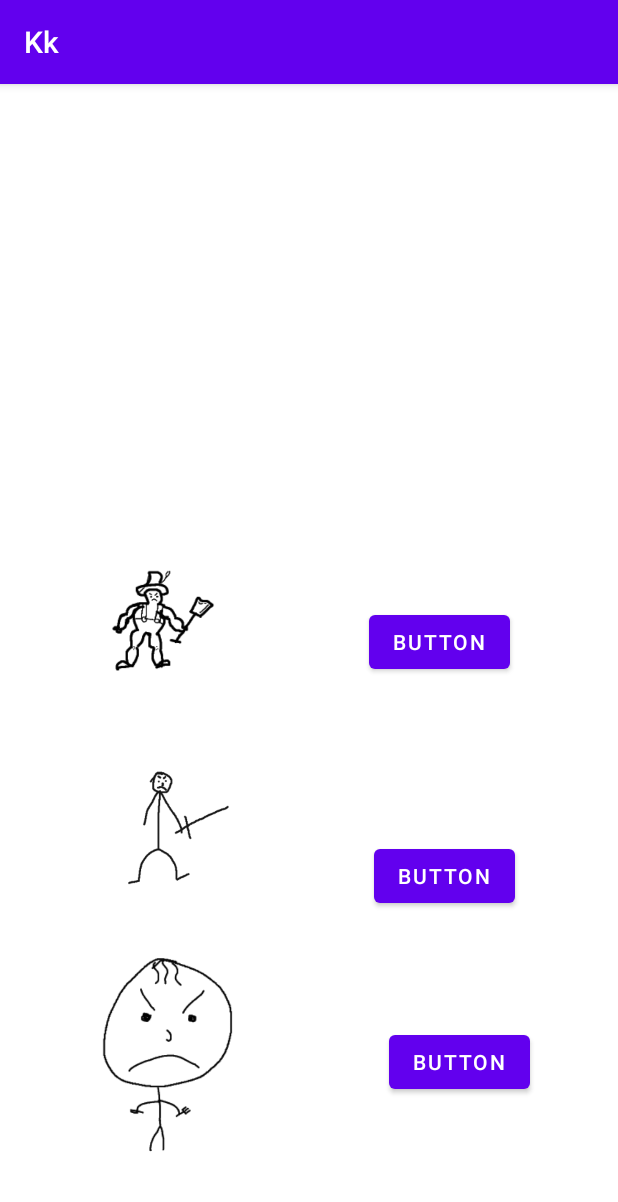
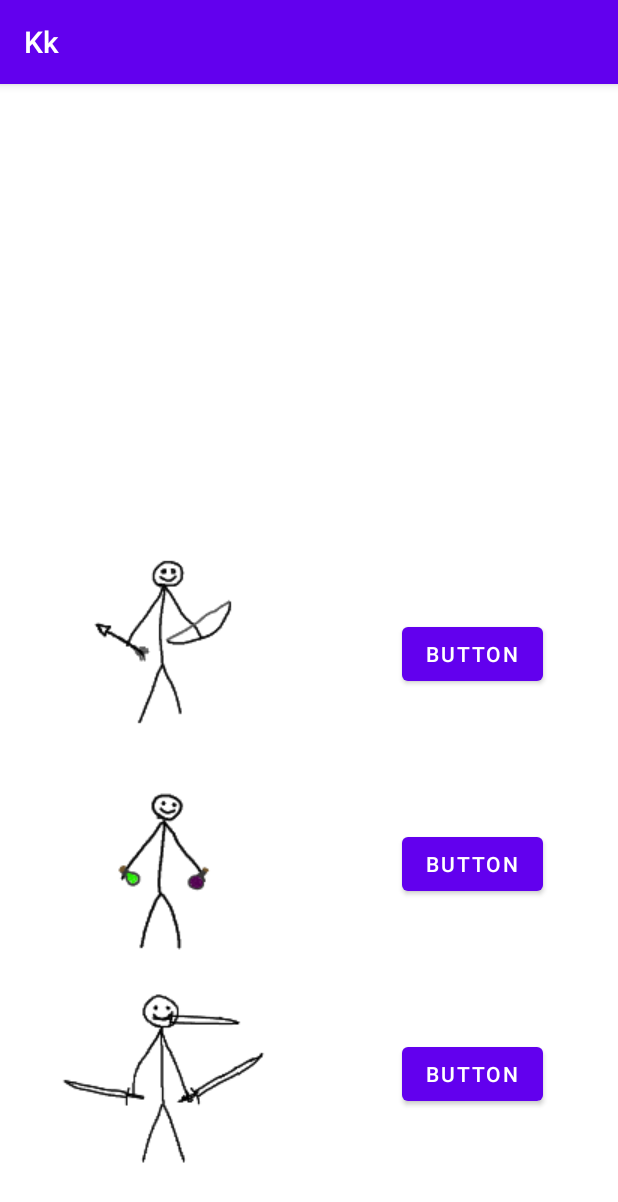
Before and after one commit to moxe228/Kk, an Android app: the shopPartners screen opened directly, with no data from a screen before it, on a phone screen of 412 x 824 dp. Shown: the top 1202 px of the screen. Run offline under Robolectric (Android 15) with nearby library versions, the light colour scheme and no system bars.

Commit message:
Initial commit

```diff
--- a/app/src/main/java/com/example/kk/MainActivity.kt
+++ b/app/src/main/java/com/example/kk/MainActivity.kt
@@ -35,7 +35,6 @@ public class MainActivity : AppCompatActivity() {
 
         val money: TextView = findViewById(R.id.money)
         val enemy: ImageButton = findViewById(R.id.enemy)
-
         val Hp: ProgressBar = findViewById(R.id.progressBarHp)
         val stringHp: TextView = findViewById(R.id.stringHp)
 
--- a/app/src/main/java/com/example/kk/MainFun.kt
+++ b/app/src/main/java/com/example/kk/MainFun.kt
@@ -13,17 +13,20 @@ private var revardBoss = 0
 public var lastTexture = 0
 
 public fun whoNext(boss: Boolean): Int{
-    val enemyOne = listOf(R.drawable.s, R.drawable.smile, R.drawable.qq)
-    val enemtTwo = listOf(R.drawable.unnamed)
+    val enemyOne = listOf(R.drawable.e11, R.drawable.e12, R.drawable.e13)
+    val enemtTwo = listOf(R.drawable.s, R.drawable.smile, R.drawable.qq)
+    val enemyThree = listOf(R.drawable.e31, R.drawable.e32, R.drawable.e33)
     if (!boss) {
         when{
             lvl in 0..1 -> return enemyOne.random()
             lvl in 2..3 -> return enemtTwo.random()
+            lvl in 4..5 -> return enemyThree.random()
         }
     } else {
         when{
-            lvl in 0..1 -> return R.drawable.boss
+            lvl in 0..1 -> return R.drawable.b11
             lvl in 2..3 -> return R.drawable.boss
+            lvl in 4..5 -> return R.drawable.unnamed
         }
     }
     return 0
@@ -43,6 +46,12 @@ public fun hpAndRevard(){
             hpBoss = 30
             revardMob = 2
             revardBoss = 20
+        }
+        lvl in 4..5 -> {
+            hpMob = 20
+            hpBoss = 40
+            revardMob = 3
+            revardBoss = 30
         }
     }
 }
@@ -70,15 +79,14 @@ public fun onClick(
     money: TextView,
     stringHp: TextView
 ) {
-    lastTexture = if(boss == 5) whoNext(true) else whoNext(false)
     if (boss == 5) {
-        fight(damage, hpBoss, revardBoss, Hp, enemy, lastTexture)
+        fight(damage, hpBoss, revardBoss, Hp, enemy, whoNext(true))
         if (totalHp <= 0) {
             boss = 0
             lvl++
         }
     } else {
-        fight(damage, hpMob, revardMob, Hp, enemy, lastTexture)
+        fight(damage, hpMob, revardMob, Hp, enemy, whoNext(false))
         if (totalHp <= 0) boss++
     }
     if (totalHp <= 0) money.text = "$wallet"
@@ -100,6 +108,7 @@ private fun fight(
         wallet += revardMob
         totalHp = hpMob
         Hp.max = hpMob
+        lastTexture = textures
         enemy.setImageResource(textures)
     }
 }
--- a/app/src/main/java/com/example/kk/shopPartners.kt
+++ b/app/src/main/java/com/example/kk/shopPartners.kt
@@ -20,6 +20,7 @@ class shopPartners : AppCompatActivity() {
         setContentView(R.layout.activity_shop_partners)
 
         pref = getSharedPreferences("TABLESP", Context.MODE_PRIVATE)
+        delAll()
         p1 = pref?.getBoolean("p1", false)!!
         p2 = pref?.getBoolean("p2", false)!!
         p3 = pref?.getBoolean("p3", false)!!
--- a/app/src/main/java/com/example/kk/shopWeapon.kt
+++ b/app/src/main/java/com/example/kk/shopWeapon.kt
@@ -23,6 +23,7 @@ class shopWeapon : AppCompatActivity() {
         setContentView(R.layout.activity_shop_weapon)
 
         pref = getSharedPreferences("TABLESW", Context.MODE_PRIVATE)
+        delAll()
         haveS1 = pref?.getBoolean("hS1", false)!!
         haveS2 = pref?.getBoolean("hS2", false)!!
         haveS3 = pref?.getBoolean("hS3", false)!!
--- a/app/src/main/res/layout/activity_shop_partners.xml
+++ b/app/src/main/res/layout/activity_shop_partners.xml
@@ -7,24 +7,24 @@
         android:layout_height="match_parent"
         tools:context=".shopPartners">
     <ImageView
-            android:layout_width="138dp"
-            android:layout_height="136dp" android:src="@drawable/boss" android:id="@+id/imageView2"
+            android:layout_width="160dp"
+            android:layout_height="120dp" android:src="@drawable/partner1" android:id="@+id/imageView2"
 
-            app:layout_constraintStart_toStartOf="parent" android:layout_marginStart="44dp"
-            android:layout_marginBottom="32dp" app:layout_constraintBottom_toTopOf="@+id/imageView5"
+            app:layout_constraintStart_toStartOf="parent" android:layout_marginStart="36dp"
+            android:layout_marginBottom="28dp" app:layout_constraintBottom_toTopOf="@+id/imageView5"
     />
     <ImageView
-            android:layout_width="165dp"
-            android:layout_height="114dp" android:src="@drawable/s" android:id="@+id/imageView5"
+            android:layout_width="160dp"
+            android:layout_height="120dp" android:src="@drawable/partner2" android:id="@+id/imageView5"
 
-            app:layout_constraintStart_toStartOf="parent" android:layout_marginStart="32dp"
-            android:layout_marginBottom="28dp" app:layout_constraintBottom_toTopOf="@+id/imageView6"
+            app:layout_constraintStart_toStartOf="parent" android:layout_marginStart="36dp"
+            android:layout_marginBottom="24dp" app:layout_constraintBottom_toTopOf="@+id/imageView6"
     />
     <ImageView
-            android:layout_width="159dp"
-            android:layout_height="143dp" android:src="@drawable/smile" android:id="@+id/imageView6"
+            android:layout_width="160dp"
+            android:layout_height="120dp" android:src="@drawable/partner3" android:id="@+id/imageView6"
 
-            app:layout_constraintStart_toStartOf="parent" android:layout_marginStart="32dp"
+            app:layout_constraintStart_toStartOf="parent" android:layout_marginStart="36dp"
             app:layout_constraintBottom_toBottomOf="parent" android:layout_marginBottom="44dp"
     />
     <Button
@@ -33,16 +33,16 @@
             android:layout_width="wrap_content"
             android:layout_height="wrap_content"
 
-            android:layout_marginStart="64dp" app:layout_constraintStart_toEndOf="@+id/imageView2"
-            android:layout_marginBottom="108dp" app:layout_constraintBottom_toTopOf="@+id/buttonP2"/>
+            android:layout_marginStart="72dp" app:layout_constraintStart_toEndOf="@+id/imageView2"
+            android:layout_marginBottom="92dp" app:layout_constraintBottom_toTopOf="@+id/buttonP2"/>
     <Button
             android:id="@+id/buttonP2"
             android:text="Button"
             android:layout_width="wrap_content"
             android:layout_height="wrap_content"
 
-            android:layout_marginStart="52dp" app:layout_constraintStart_toEndOf="@+id/imageView5"
-            android:layout_marginBottom="76dp" app:layout_constraintBottom_toTopOf="@+id/buttonP3"/>
+            android:layout_marginStart="72dp" app:layout_constraintStart_toEndOf="@+id/imageView5"
+            android:layout_marginBottom="92dp" app:layout_constraintBottom_toTopOf="@+id/buttonP3"/>
     <Button
             android:id="@+id/buttonP3"
             android:text="Button"
@@ -50,6 +50,6 @@
             android:layout_height="wrap_content"
 
 
-            android:layout_marginStart="68dp" app:layout_constraintStart_toEndOf="@+id/imageView6"
-            app:layout_constraintBottom_toBottomOf="parent" android:layout_marginBottom="92dp"/>
+            android:layout_marginStart="72dp" app:layout_constraintStart_toEndOf="@+id/imageView6"
+            app:layout_constraintBottom_toBottomOf="parent" android:layout_marginBottom="84dp"/>
 </androidx.constraintlayout.widget.ConstraintLayout>
```
Also changed, not shown: app/src/main/res/layout/activity_shop_weapon.xml (+6 -6 lines), app/src/main/res/drawable/b11.png (added), app/src/main/res/drawable/e11.png (added), app/src/main/res/drawable/e12.png (added), app/src/main/res/drawable/e13.png (added), app/src/main/res/drawable/e31.png (added), app/src/main/res/drawable/e32.png (added), app/src/main/res/drawable/e33.png (added), app/src/main/res/drawable/partner1.png (added), app/src/main/res/drawable/partner2.png (added), app/src/main/res/drawable/partner3.png (added), app/src/main/res/drawable/sword1.png (added), app/src/main/res/drawable/sword2.png (added), app/src/main/res/drawable/sword3.png (renamed from app/src/main/res/drawable/sword.png), 1 other file.
